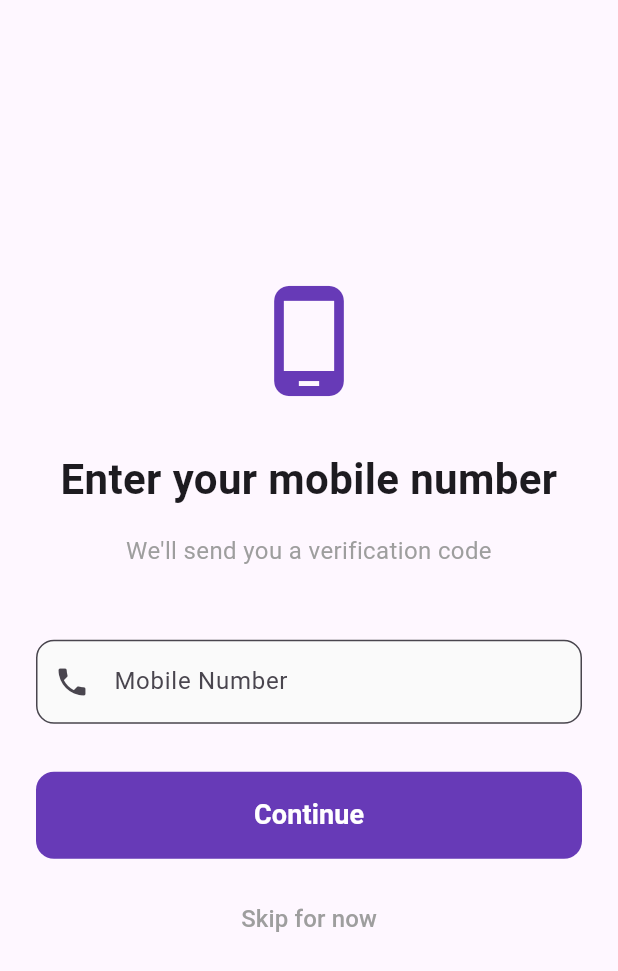
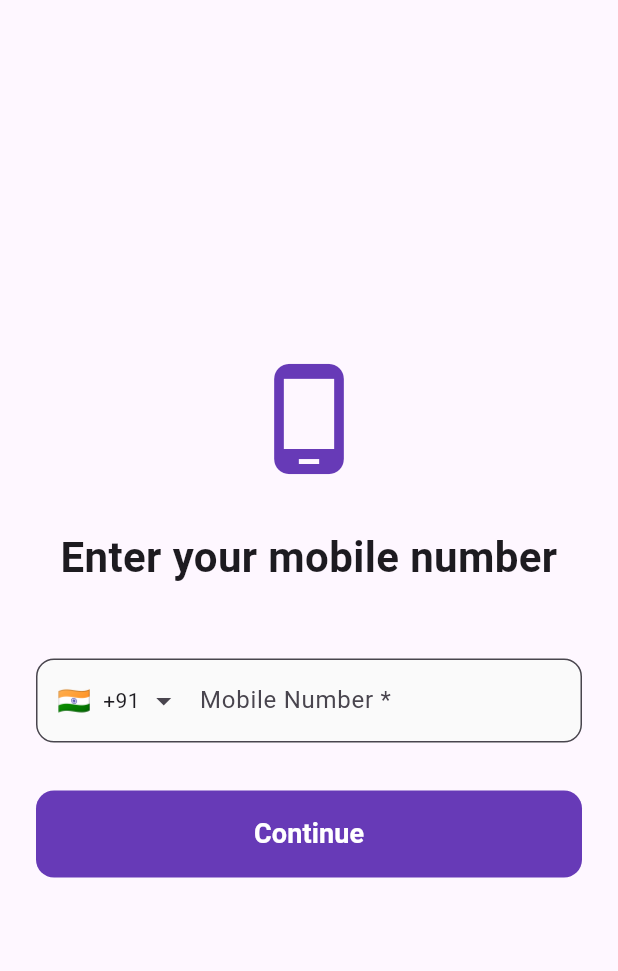
Before and after one commit to jattu8602/neardeal, a Flutter app: the MobileNumberScreen screen opened by its route, on a phone screen of 412 x 824 dp. Shown: the top 971 px of the screen. Run offline on Flutter 3.47's test engine with Material 3 defaults, Android fonts, the light colour scheme and no system bars; drawn by our look-alikes of intl_phone_field; our stand-ins replace firebase_auth, firebase_core, google_sign_in, permission_handler, shared_preferences; accounts and stored records are empty.

Commit message:
Add intl_phone_field dependency and update mobile number input field

```diff
--- a/lib/screens/mobile_number_screen.dart
+++ b/lib/screens/mobile_number_screen.dart
@@ -1,5 +1,5 @@
 import 'package:flutter/material.dart';
-import 'package:flutter/services.dart';
+import 'package:intl_phone_field/intl_phone_field.dart';
 
 class MobileNumberScreen extends StatefulWidget {
   const MobileNumberScreen({super.key});
@@ -61,43 +61,42 @@ class _MobileNumberScreenState extends State<MobileNumberScreen> {
                 ),
                 textAlign: TextAlign.center,
               ),
-              const SizedBox(height: 16),
-              const Text(
-                "We'll send you a verification code",
-                style: TextStyle(
-                  fontSize: 16,
-                  color: Colors.grey,
-                ),
-                textAlign: TextAlign.center,
-              ),
               const SizedBox(height: 48),
               Form(
                 key: _formKey,
-                child: TextFormField(
+                child: IntlPhoneField(
                   controller: _phoneController,
-                  keyboardType: TextInputType.phone,
-                  inputFormatters: [
-                    FilteringTextInputFormatter.digitsOnly,
-                  ],
+                  initialCountryCode: 'IN', // India by default
+                  flagsButtonPadding: const EdgeInsets.only(left: 10),
+                  dropdownIconPosition: IconPosition.trailing,
                   decoration: InputDecoration(
-                    labelText: 'Mobile Number',
-                    hintText: '+1 234 567 8900',
-                    prefixIcon: const Icon(Icons.phone),
+                    labelText: 'Mobile Number *',
+                    hintText: '8602074069',
                     border: OutlineInputBorder(
                       borderRadius: BorderRadius.circular(12),
                     ),
                     filled: true,
                     fillColor: Colors.grey.shade50,
+                    contentPadding: const EdgeInsets.symmetric(
+                      horizontal: 16,
+                      vertical: 16,
+                    ),
+                    counterText: '',
                   ),
-                  validator: (value) {
-                    if (value == null || value.isEmpty) {
-                      return 'Please enter your mobile number';
+                  validator: (phone) {
+                    // Mobile number is required
+                    if (phone == null || phone.number.isEmpty) {
+                      return 'Mobile number is required';
                     }
-                    if (value.length < 10) {
-                      return 'Please enter a valid mobile number';
+                    // Validate that mobile number has at least 10 digits
+                    final digitsOnly = phone.number.replaceAll(RegExp(r'[^\d]'), '');
+                    if (digitsOnly.length < 10) {
+                      return 'Mobile number must be at least 10 digits';
                     }
                     return null;
                   },
+                  keyboardType: TextInputType.phone,
+                  inputFormatters: [],
                 ),
               ),
               const SizedBox(height: 32),
@@ -128,19 +127,6 @@ class _MobileNumberScreenState extends State<MobileNumberScreen> {
                         ),
                       ),
               ),
-              const SizedBox(height: 16),
-              TextButton(
-                onPressed: () {
-                  Navigator.pushNamed(context, '/notifications');
-                },
-                child: const Text(
-                  'Skip for now',
-                  style: TextStyle(
-                    fontSize: 16,
-                    color: Colors.grey,
-                  ),
-                ),
-              ),
             ],
           ),
         ),
--- a/pubspec.yaml
+++ b/pubspec.yaml
@@ -48,6 +48,9 @@ dependencies:
 
   # Shared preferences for storing onboarding state
   shared_preferences: ^2.3.2
+
+  # Phone number field with country picker
+  intl_phone_field: ^3.2.0
 
 dev_dependencies:
   flutter_test:
```
Also changed, not shown: pubspec.lock.
